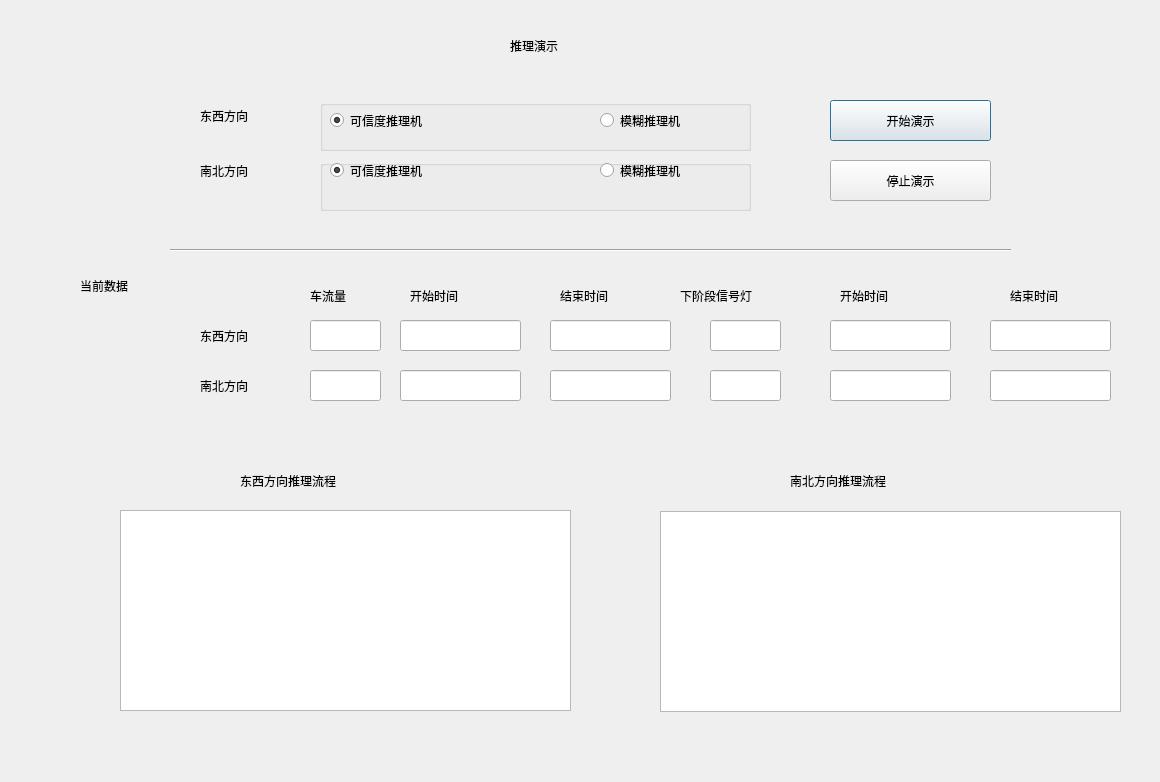
youxiudeshouyeren/IntelligentSystem, file UI/startcollect_page/startcollect_page.ui: the form before one commit.
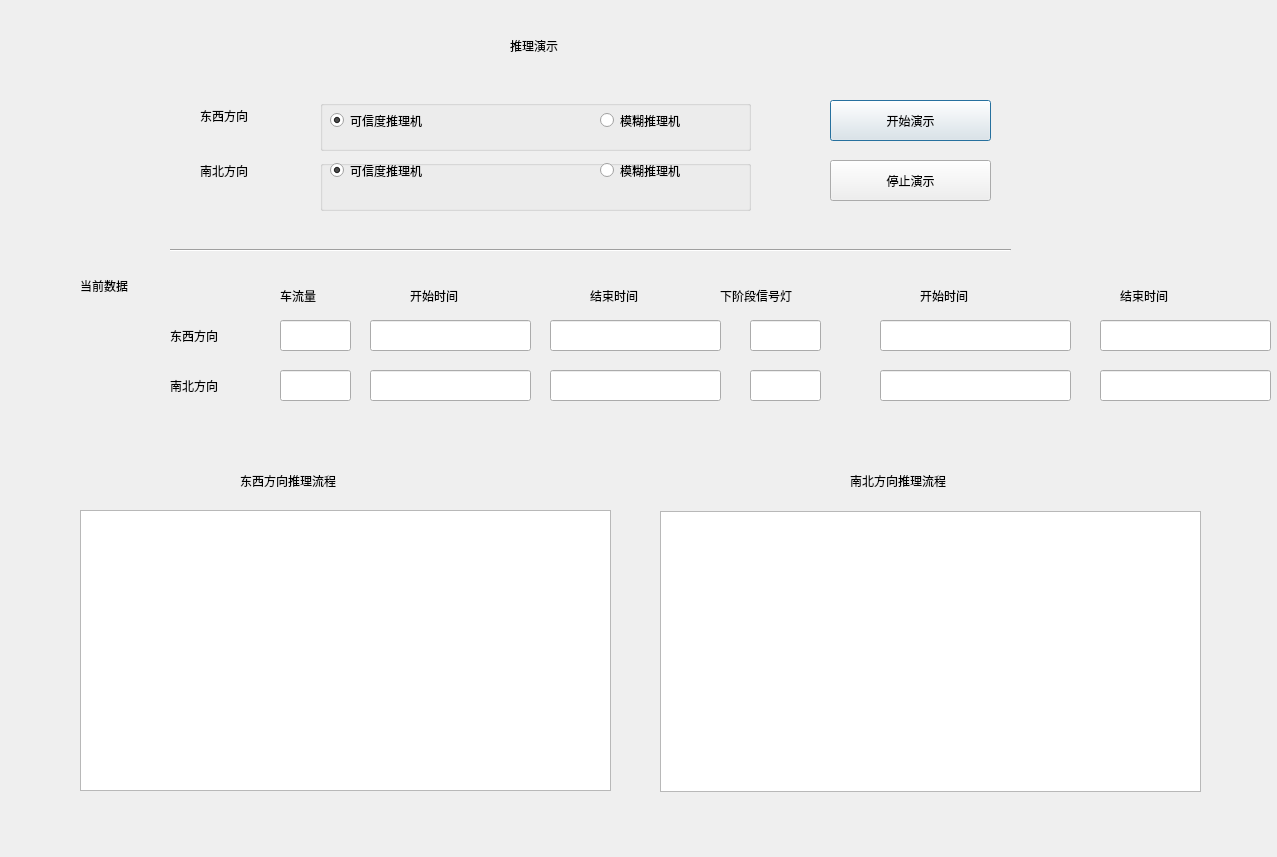
The form after the commit.

What changed in the file:
```diff
--- a/UI/startcollect_page/startcollect_page.ui
+++ b/UI/startcollect_page/startcollect_page.ui
@@ -6,8 +6,8 @@
    <rect>
     <x>0</x>
     <y>0</y>
-    <width>1160</width>
-    <height>782</height>
+    <width>1277</width>
+    <height>857</height>
    </rect>
   </property>
   <property name="windowTitle">
@@ -101,7 +101,7 @@
   <widget class="QLabel" name="label_5">
    <property name="geometry">
     <rect>
-     <x>200</x>
+     <x>170</x>
      <y>320</y>
      <width>101</width>
      <height>31</height>
@@ -118,7 +118,7 @@
   <widget class="QLabel" name="label_6">
    <property name="geometry">
     <rect>
-     <x>200</x>
+     <x>170</x>
      <y>370</y>
      <width>101</width>
      <height>31</height>
@@ -135,7 +135,7 @@
   <widget class="QLabel" name="label_7">
    <property name="geometry">
     <rect>
-     <x>310</x>
+     <x>280</x>
      <y>280</y>
      <width>81</width>
      <height>31</height>
@@ -152,7 +152,7 @@
   <widget class="QLabel" name="label_8">
    <property name="geometry">
     <rect>
-     <x>680</x>
+     <x>720</x>
      <y>280</y>
      <width>141</width>
      <height>31</height>
@@ -186,7 +186,7 @@
   <widget class="QLabel" name="label_10">
    <property name="geometry">
     <rect>
-     <x>560</x>
+     <x>590</x>
      <y>280</y>
      <width>91</width>
      <height>31</height>
@@ -203,7 +203,7 @@
   <widget class="QLabel" name="label_11">
    <property name="geometry">
     <rect>
-     <x>840</x>
+     <x>920</x>
      <y>280</y>
      <width>101</width>
      <height>31</height>
@@ -220,7 +220,7 @@
   <widget class="QLabel" name="label_12">
    <property name="geometry">
     <rect>
-     <x>1010</x>
+     <x>1120</x>
      <y>280</y>
      <width>141</width>
      <height>31</height>
@@ -237,7 +237,7 @@
   <widget class="QLineEdit" name="ew_vehichecount_le">
    <property name="geometry">
     <rect>
-     <x>310</x>
+     <x>280</x>
      <y>320</y>
      <width>71</width>
      <height>31</height>
@@ -251,7 +251,7 @@
   <widget class="QLineEdit" name="sn_vehichecount_le">
    <property name="geometry">
     <rect>
-     <x>310</x>
+     <x>280</x>
      <y>370</y>
      <width>71</width>
      <height>31</height>
@@ -265,10 +265,10 @@
   <widget class="QTextBrowser" name="ew_process_text">
    <property name="geometry">
     <rect>
-     <x>120</x>
+     <x>80</x>
      <y>510</y>
-     <width>451</width>
-     <height>201</height>
+     <width>531</width>
+     <height>281</height>
     </rect>
    </property>
    <property name="styleSheet">
@@ -281,8 +281,8 @@
     <rect>
      <x>660</x>
      <y>511</y>
-     <width>461</width>
-     <height>201</height>
+     <width>541</width>
+     <height>281</height>
     </rect>
    </property>
    <property name="styleSheet">
@@ -310,7 +310,7 @@
   <widget class="QLabel" name="label_14">
    <property name="geometry">
     <rect>
-     <x>790</x>
+     <x>850</x>
      <y>470</y>
      <width>231</width>
      <height>21</height>
@@ -327,9 +327,9 @@
   <widget class="QLineEdit" name="ew_vehiche_begintime_le">
    <property name="geometry">
     <rect>
-     <x>400</x>
+     <x>370</x>
      <y>320</y>
-     <width>121</width>
+     <width>161</width>
      <height>31</height>
     </rect>
    </property>
@@ -341,9 +341,9 @@
   <widget class="QLineEdit" name="sn_vehiche_begintime_le">
    <property name="geometry">
     <rect>
-     <x>400</x>
+     <x>370</x>
      <y>370</y>
-     <width>121</width>
+     <width>161</width>
      <height>31</height>
     </rect>
    </property>
@@ -357,7 +357,7 @@
     <rect>
      <x>550</x>
      <y>320</y>
-     <width>121</width>
+     <width>171</width>
      <height>31</height>
     </rect>
    </property>
@@ -371,7 +371,7 @@
     <rect>
      <x>550</x>
      <y>370</y>
-     <width>121</width>
+     <width>171</width>
      <height>31</height>
     </rect>
    </property>
@@ -383,7 +383,7 @@
   <widget class="QLineEdit" name="ew_light_le">
    <property name="geometry">
     <rect>
-     <x>710</x>
+     <x>750</x>
      <y>320</y>
      <width>71</width>
      <height>31</height>
@@ -397,7 +397,7 @@
   <widget class="QLineEdit" name="sn_light_le">
    <property name="geometry">
     <rect>
-     <x>710</x>
+     <x>750</x>
      <y>370</y>
      <width>71</width>
      <height>31</height>
@@ -411,9 +411,9 @@
   <widget class="QLineEdit" name="ew_light_begintime_le">
    <property name="geometry">
     <rect>
-     <x>830</x>
+     <x>880</x>
      <y>320</y>
-     <width>121</width>
+     <width>191</width>
      <height>31</height>
     </rect>
    </property>
@@ -425,9 +425,9 @@
   <widget class="QLineEdit" name="sn_light_begintime_le">
    <property name="geometry">
     <rect>
-     <x>830</x>
+     <x>880</x>
      <y>370</y>
-     <width>121</width>
+     <width>191</width>
      <height>31</height>
     </rect>
    </property>
@@ -439,9 +439,9 @@
   <widget class="QLineEdit" name="ew_light_endtime_le">
    <property name="geometry">
     <rect>
-     <x>990</x>
+     <x>1100</x>
      <y>320</y>
-     <width>121</width>
+     <width>171</width>
      <height>31</height>
     </rect>
    </property>
@@ -453,9 +453,9 @@
   <widget class="QLineEdit" name="sn_light_endtime_le">
    <property name="geometry">
     <rect>
-     <x>990</x>
+     <x>1100</x>
      <y>370</y>
-     <width>121</width>
+     <width>171</width>
      <height>31</height>
     </rect>
    </property>
```
Left out of the diff: 16 changed lines with no effect on the pictures.
